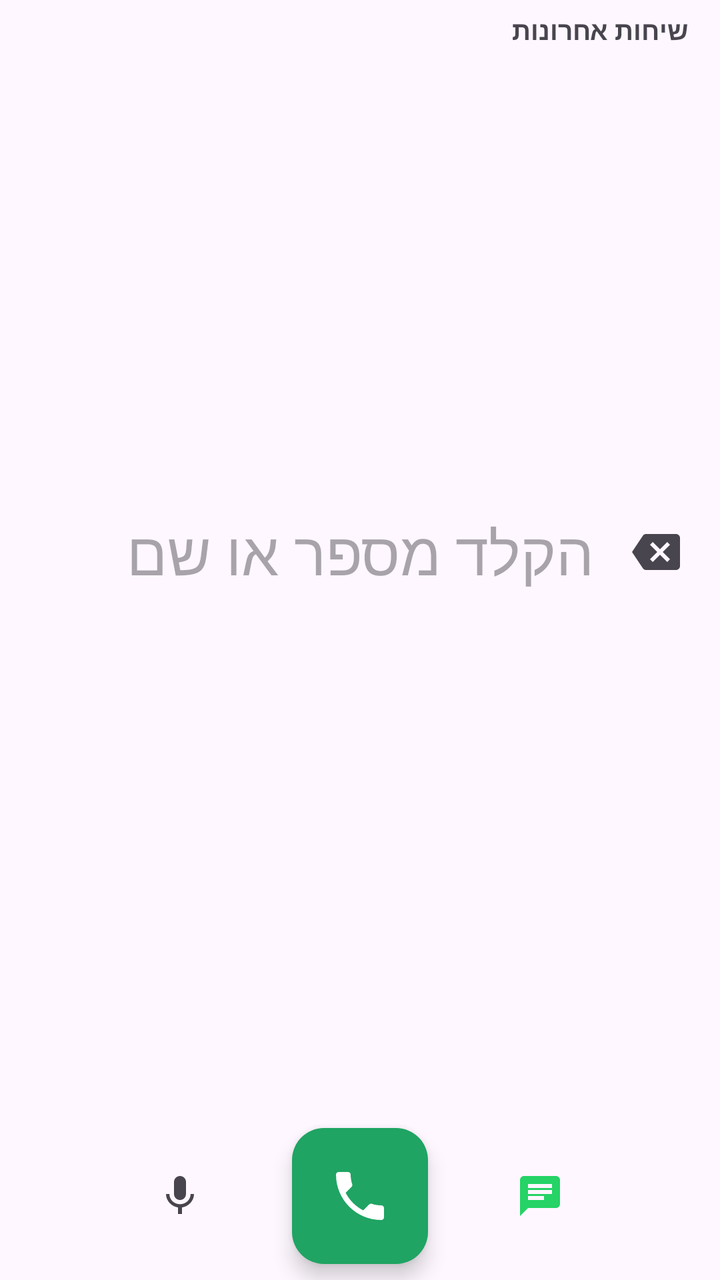
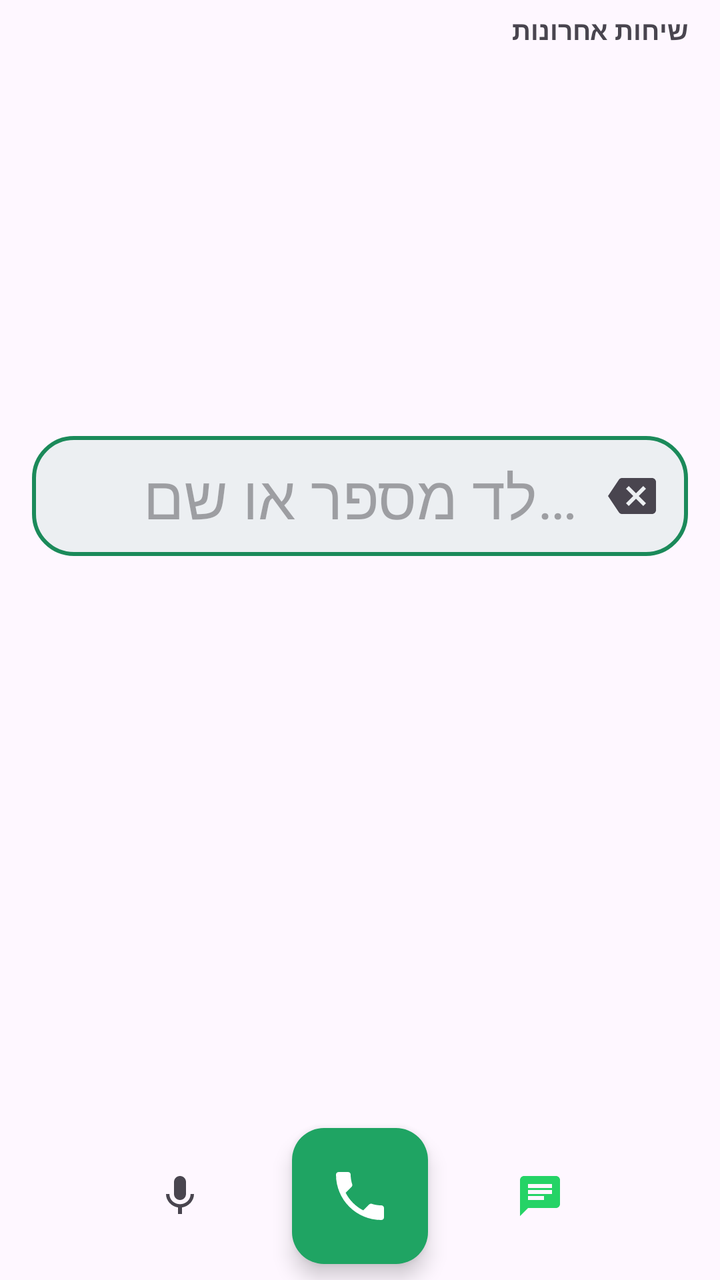

An Android layout rendered at two revisions. The XML below is the earlier revision; the diff shows what the commit changed to produce the second picture.
<!-- AndroidManifest.xml: application theme Theme.Dialer -->
<!-- res/layout/fragment_dialer.xml -->
<?xml version="1.0" encoding="utf-8"?>
<LinearLayout xmlns:android="http://schemas.android.com/apk/res/android"
    xmlns:app="http://schemas.android.com/apk/res-auto"
    android:layout_width="match_parent"
    android:layout_height="match_parent"
    android:orientation="vertical">

    <TextView
        android:id="@+id/listHeader"
        android:layout_width="match_parent"
        android:layout_height="wrap_content"
        android:paddingStart="16dp"
        android:paddingTop="6dp"
        android:paddingEnd="16dp"
        android:paddingBottom="2dp"
        android:text="שיחות אחרונות"
        android:textSize="13sp"
        android:textStyle="bold" />

    <androidx.recyclerview.widget.RecyclerView
        android:id="@+id/results"
        android:layout_width="match_parent"
        android:layout_height="0dp"
        android:layout_weight="1"
        android:clipToPadding="false" />

    <TextView
        android:id="@+id/emptyText"
        android:layout_width="match_parent"
        android:layout_height="wrap_content"
        android:gravity="center"
        android:padding="8dp"
        android:textSize="14sp"
        android:visibility="gone" />

    <LinearLayout
        android:layout_width="match_parent"
        android:layout_height="60dp"
        android:gravity="center_vertical"
        android:layoutDirection="ltr"
        android:orientation="horizontal"
        android:paddingStart="56dp"
        android:paddingEnd="8dp">

        <TextView
            android:id="@+id/display"
            android:layout_width="0dp"
            android:layout_height="match_parent"
            android:layout_weight="1"
            android:ellipsize="start"
            android:gravity="center"
            android:hint="הקלד מספר או שם"
            android:maxLines="1"
            android:textDirection="ltr"
            android:textSize="30sp" />

        <ImageButton
            android:id="@+id/btnBackspace"
            android:layout_width="48dp"
            android:layout_height="48dp"
            android:background="?attr/selectableItemBackgroundBorderless"
            android:contentDescription="מחק"
            android:src="@drawable/ic_backspace" />
    </LinearLayout>

    <LinearLayout
        android:id="@+id/keypad"
        android:layout_width="match_parent"
        android:layout_height="250dp"
        android:layoutDirection="ltr"
        android:orientation="vertical"
        android:paddingStart="24dp"
        android:paddingEnd="24dp" />

    <LinearLayout
        android:layout_width="match_parent"
        android:layout_height="84dp"
        android:gravity="center"
        android:layoutDirection="ltr"
        android:orientation="horizontal">

        <ImageButton
            android:id="@+id/btnMic"
            android:layout_width="56dp"
            android:layout_height="56dp"
            android:layout_marginEnd="28dp"
            android:background="?attr/selectableItemBackgroundBorderless"
            android:contentDescription="חיוג קולי"
            android:src="@drawable/ic_mic" />

        <com.google.android.material.floatingactionbutton.FloatingActionButton
            android:id="@+id/btnCall"
            android:layout_width="wrap_content"
            android:layout_height="wrap_content"
            android:contentDescription="חייג"
            app:backgroundTint="@color/call_green"
            app:fabCustomSize="68dp"
            app:maxImageSize="32dp"
            app:srcCompat="@drawable/ic_call"
            app:tint="@android:color/white" />

        <ImageButton
            android:id="@+id/btnWhatsApp"
            android:layout_width="56dp"
            android:layout_height="56dp"
            android:layout_marginStart="28dp"
            android:background="?attr/selectableItemBackgroundBorderless"
            android:contentDescription="וואטסאפ למספר"
            android:src="@drawable/ic_chat"
            app:tint="@color/whatsapp" />
    </LinearLayout>
</LinearLayout>
<!-- resources referenced by this layout -->
<resources>
  <color name="call_green">#FF1FA463</color>
  <color name="whatsapp">#FF25D366</color>
  <!-- drawable ic_backspace (drawable) -->
  <?xml version="1.0" encoding="utf-8"?>
  <vector xmlns:android="http://schemas.android.com/apk/res/android"
      android:width="24dp" android:height="24dp"
      android:viewportWidth="24" android:viewportHeight="24"
      android:tint="?attr/colorControlNormal">
      <path android:fillColor="@android:color/white" android:pathData="M22,3H7c-0.69,0 -1.23,0.35 -1.59,0.88L0,12l5.41,8.11c0.36,0.53 0.9,0.89 1.59,0.89h15c1.1,0 2,-0.9 2,-2V5c0,-1.1 -0.9,-2 -2,-2zM19,15.59L17.59,17 14,13.41 10.41,17 9,15.59 12.59,12 9,8.41 10.41,7 14,10.59 17.59,7 19,8.41 15.41,12 19,15.59z" />
  </vector>
  <!-- drawable ic_call (drawable) -->
  <?xml version="1.0" encoding="utf-8"?>
  <vector xmlns:android="http://schemas.android.com/apk/res/android"
      android:width="24dp" android:height="24dp"
      android:viewportWidth="24" android:viewportHeight="24"
      android:tint="?attr/colorControlNormal">
      <path android:fillColor="@android:color/white" android:pathData="M6.62,10.79c1.44,2.83 3.76,5.14 6.59,6.59l2.2,-2.2c0.27,-0.27 0.67,-0.36 1.02,-0.24 1.12,0.37 2.33,0.57 3.57,0.57 0.55,0 1,0.45 1,1V20c0,0.55 -0.45,1 -1,1 -9.39,0 -17,-7.61 -17,-17 0,-0.55 0.45,-1 1,-1h3.5c0.55,0 1,0.45 1,1 0,1.25 0.2,2.45 0.57,3.57 0.11,0.35 0.03,0.74 -0.25,1.02l-2.2,2.2z" />
  </vector>
  <!-- drawable ic_chat (drawable) -->
  <?xml version="1.0" encoding="utf-8"?>
  <vector xmlns:android="http://schemas.android.com/apk/res/android"
      android:width="24dp" android:height="24dp"
      android:viewportWidth="24" android:viewportHeight="24"
      android:tint="?attr/colorControlNormal">
      <path android:fillColor="@android:color/white" android:pathData="M20,2H4c-1.1,0 -1.99,0.9 -1.99,2L2,22l4,-4h14c1.1,0 2,-0.9 2,-2V4c0,-1.1 -0.9,-2 -2,-2zM6,9h12v2H6V9zM14,14H6v-2h8v2zM18,8H6V6h12v2z" />
  </vector>
  <!-- drawable ic_mic (drawable) -->
  <?xml version="1.0" encoding="utf-8"?>
  <vector xmlns:android="http://schemas.android.com/apk/res/android"
      android:width="24dp" android:height="24dp"
      android:viewportWidth="24" android:viewportHeight="24"
      android:tint="?attr/colorControlNormal">
      <path android:fillColor="@android:color/white" android:pathData="M12,14c1.66,0 2.99,-1.34 2.99,-3L15,5c0,-1.66 -1.34,-3 -3,-3S9,3.34 9,5v6c0,1.66 1.34,3 3,3zM17.3,11c0,3 -2.54,5.1 -5.3,5.1S6.7,14 6.7,11H5c0,3.41 2.72,6.23 6,6.72V21h2v-3.28c3.28,-0.48 6,-3.3 6,-6.72h-1.7z" />
  </vector>
  <style name="Theme.Dialer" parent="Theme.Material3.DayNight.NoActionBar">
          <item name="colorPrimary">@color/brand</item>
          <item name="colorSecondary">@color/brand</item>
          <item name="android:statusBarColor">?android:attr/colorBackground</item>
      </style>
  <color name="brand">#FF1B8A5A</color>
</resources>

<!-- the commit's change to res/layout/fragment_dialer.xml (unified diff, before → after) -->
@@ -36,11 +36,16 @@
     <LinearLayout
         android:layout_width="match_parent"
         android:layout_height="60dp"
+        android:layout_marginStart="16dp"
+        android:layout_marginTop="4dp"
+        android:layout_marginEnd="16dp"
+        android:layout_marginBottom="6dp"
+        android:background="@drawable/display_frame"
         android:gravity="center_vertical"
         android:layoutDirection="ltr"
         android:orientation="horizontal"
-        android:paddingStart="56dp"
-        android:paddingEnd="8dp">
+        android:paddingStart="52dp"
+        android:paddingEnd="4dp">
 
         <TextView
             android:id="@+id/display"
@@ -66,11 +71,11 @@
     <LinearLayout
         android:id="@+id/keypad"
         android:layout_width="match_parent"
-        android:layout_height="250dp"
+        android:layout_height="272dp"
         android:layoutDirection="ltr"
         android:orientation="vertical"
-        android:paddingStart="24dp"
-        android:paddingEnd="24dp" />
+        android:paddingStart="18dp"
+        android:paddingEnd="18dp" />
 
     <LinearLayout
         android:layout_width="match_parent"
<!-- resource entries referenced after the edit -->
@@ -2,6 +2,13 @@
 <resources>
   <color name="call_green">#FF1FA463</color>
   <color name="whatsapp">#FF25D366</color>
+  <!-- drawable display_frame (drawable) -->
+  <?xml version="1.0" encoding="utf-8"?>
+  <shape xmlns:android="http://schemas.android.com/apk/res/android" android:shape="rectangle">
+      <solid android:color="#141B8A5A" />
+      <stroke android:width="2dp" android:color="#FF1B8A5A" />
+      <corners android:radius="20dp" />
+  </shape>
   <!-- drawable ic_backspace (drawable) -->
   <?xml version="1.0" encoding="utf-8"?>
   <vector xmlns:android="http://schemas.android.com/apk/res/android"
